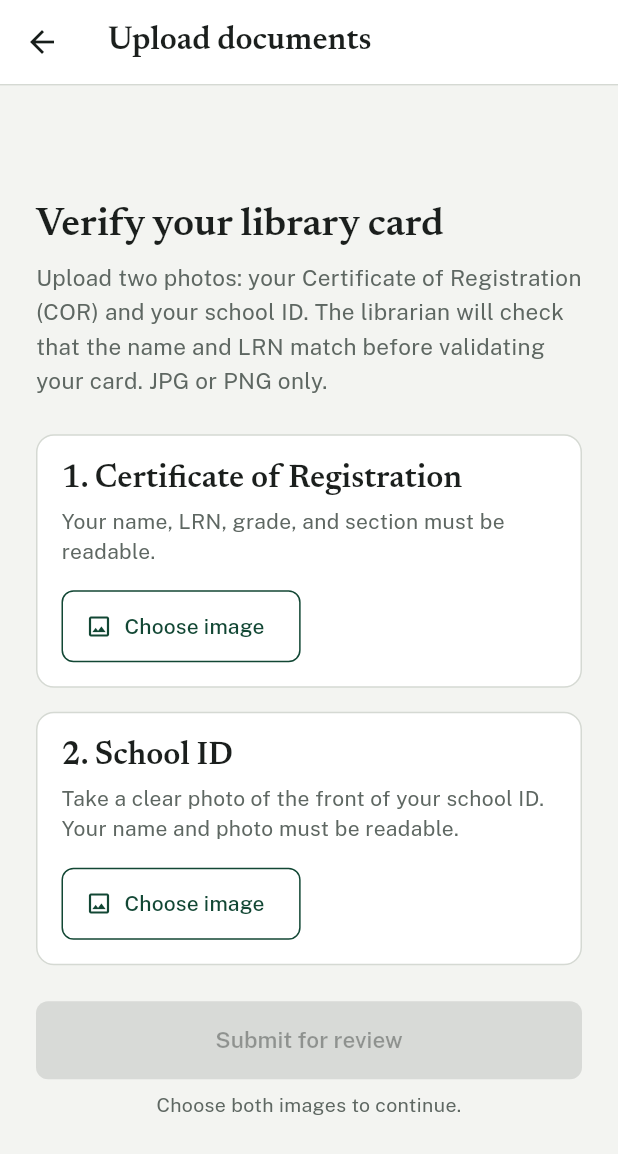
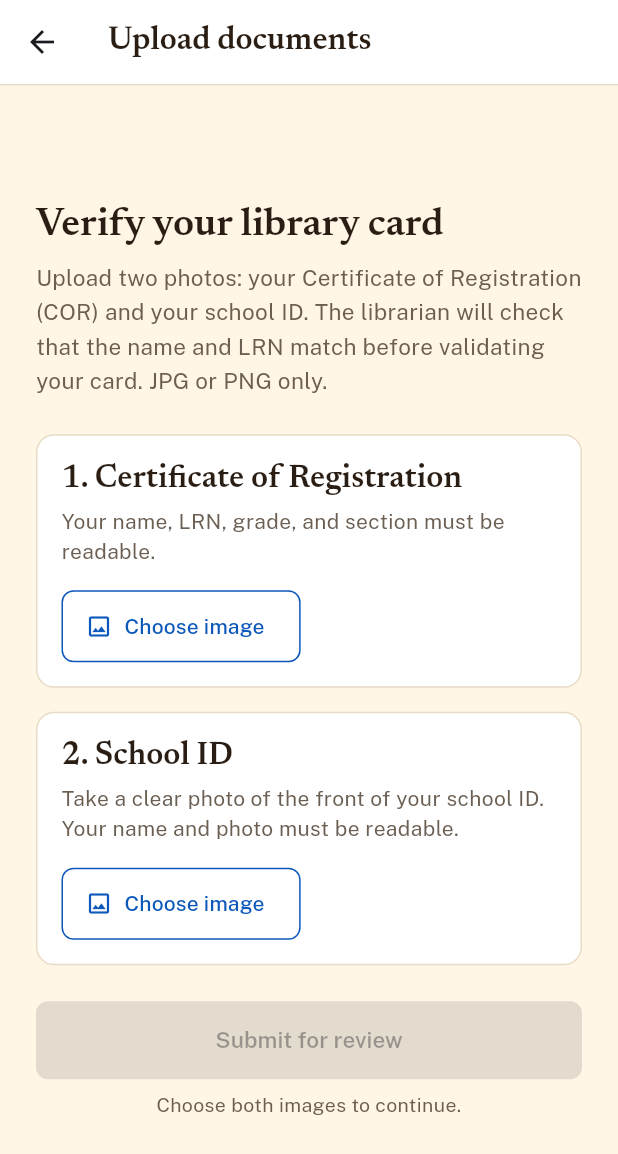
Before and after one commit to jemelsoncruzjr-dot/library-system, a Flutter app: the screen it shows once a user with an empty profile is signed in, after a tap on "Upload COR and ID", on a phone screen of 412 x 824 dp. Shown: the top 1154 px of the screen. Run offline on Flutter 3.47's test engine with Material 3 defaults, Android fonts, the phone set to English and light mode, and no system bars; our stand-ins replace cloud_firestore, firebase_auth, firebase_core, google_fonts, image_picker, qr_flutter; missing offline and left inert: mobile_scanner; accounts and stored records are empty.

Commit message:
Update library system code

```diff
--- a/lib/config/school.dart
+++ b/lib/config/school.dart
@@ -1,5 +1,7 @@
 class School {
   static const name = 'Tomas Garcia Guinto Senior High School';
+  static const nameTop = 'Tomas Garcia Guinto';
+  static const nameBottom = 'Senior High School';
   static const location = 'Masantol, Pampanga';
   static const logoAsset = 'assets/images/logo.jpg';
 }
--- a/lib/pages/library_services_panel.dart
+++ b/lib/pages/library_services_panel.dart
@@ -69,7 +69,7 @@ class _ServiceTile extends StatelessWidget {
                 width: 42,
                 height: 42,
                 decoration: const BoxDecoration(
-                  color: Color(0x14124734),
+                  color: Color(0x140D58BB),
                   shape: BoxShape.circle,
                 ),
                 child: Icon(item.icon, color: AppColors.green, size: 22),
--- a/lib/theme/app_theme.dart
+++ b/lib/theme/app_theme.dart
@@ -2,16 +2,19 @@ import 'package:flutter/material.dart';
 import 'package:google_fonts/google_fonts.dart';
 
 class AppColors {
-  static const green = Color(0xFF124734);
-  static const greenDark = Color(0xFF0C3225);
-  static const brass = Color(0xFFB68A2E);
-  static const paper = Color(0xFFF3F4F1);
-  static const ink = Color(0xFF1B1F1D);
-  static const muted = Color(0xFF5E6762);
-  static const line = Color(0xFFD5D9D3);
+  static const green = Color(0xFF0D58BB);
+  static const greenDark = Color(0xFF0A3F8F);
+  static const brass = Color(0xFFE6A317);
+  static const paper = Color(0xFFFFF6E6);
+  static const ink = Color(0xFF2A1E14);
+  static const muted = Color(0xFF6B5E52);
+  static const line = Color(0xFFE8DCC6);
   static const danger = Color(0xFFB3261E);
   static const warning = Color(0xFF9A5B00);
   static const success = Color(0xFF1E7B4F);
+  static const logoTop = Color(0xFFFFC36B);
+  static const logoBottom = Color(0xFF3172EF);
+  static const brown = Color(0xFF3B1F0B);
 }
 
 class AppTheme {
--- a/lib/widgets/auth_shell.dart
+++ b/lib/widgets/auth_shell.dart
@@ -59,7 +59,14 @@ class BrandMark extends StatelessWidget {
 
   @override
   Widget build(BuildContext context) {
-    final color = light ? Colors.white : AppColors.green;
+    final color = light ? AppColors.brown : AppColors.green;
+    final style = GoogleFonts.newsreader(
+      fontSize: 17,
+      height: 1.15,
+      fontWeight: FontWeight.w600,
+      color: color,
+    );
+
     return Row(
       mainAxisSize: MainAxisSize.min,
       children: [
@@ -74,19 +81,21 @@ class BrandMark extends StatelessWidget {
         ),
         const SizedBox(width: 12),
         Flexible(
-          child: ConstrainedBox(
-            constraints: const BoxConstraints(maxWidth: 190),
-            child: Text(
-              School.name,
-              maxLines: 2,
-              overflow: TextOverflow.ellipsis,
-              style: GoogleFonts.newsreader(
-                fontSize: 17,
-                height: 1.15,
-                fontWeight: FontWeight.w600,
-                color: color,
+          child: Column(
+            mainAxisSize: MainAxisSize.min,
+            crossAxisAlignment: CrossAxisAlignment.start,
+            children: [
+              FittedBox(
+                fit: BoxFit.scaleDown,
+                alignment: Alignment.centerLeft,
+                child: Text(School.nameTop, maxLines: 1, style: style),
               ),
-            ),
+              FittedBox(
+                fit: BoxFit.scaleDown,
+                alignment: Alignment.centerLeft,
+                child: Text(School.nameBottom, maxLines: 1, style: style),
+              ),
+            ],
           ),
         ),
       ],
@@ -100,7 +109,19 @@ class _BrandPanel extends StatelessWidget {
   @override
   Widget build(BuildContext context) {
     return Container(
-      color: AppColors.green,
+      decoration: const BoxDecoration(
+        gradient: LinearGradient(
+          begin: Alignment.topCenter,
+          end: Alignment.bottomCenter,
+          colors: [
+            AppColors.logoTop,
+            AppColors.logoTop,
+            AppColors.logoBottom,
+            AppColors.logoBottom,
+          ],
+          stops: [0.0, 0.2, 0.7, 1.0],
+        ),
+      ),
       child: LayoutBuilder(
         builder: (context, constraints) {
           return SingleChildScrollView(
@@ -112,14 +133,14 @@ class _BrandPanel extends StatelessWidget {
                   child: Column(
                     crossAxisAlignment: CrossAxisAlignment.start,
                     children: [
-                      const BrandMark(light: true),
+                      const BrandMark(light: true, logoSize: 52),
                       const Spacer(),
                       Center(
                         child: Transform.rotate(
                           angle: -0.05,
                           child: ConstrainedBox(
-                            constraints: BoxConstraints(maxWidth: 380),
-                            child: LibraryCard(
+                            constraints: const BoxConstraints(maxWidth: 380),
+                            child: const LibraryCard(
                               name: 'Maria Santos',
                               lrn: '123456789012',
                               gradeSection: 'Grade 11 - Section A',
@@ -144,7 +165,7 @@ class _BrandPanel extends StatelessWidget {
                         style: TextStyle(
                           fontSize: 16,
                           height: 1.5,
-                          color: Color(0xCCFFFFFF),
+                          color: Colors.white,
                         ),
                       ),
                     ],
--- a/lib/widgets/library_card.dart
+++ b/lib/widgets/library_card.dart
@@ -152,7 +152,7 @@ class _RulePainter extends CustomPainter {
   @override
   void paint(Canvas canvas, Size size) {
     final paint = Paint()
-      ..color = const Color(0x16124734)
+      ..color = const Color(0x160D58BB)
       ..strokeWidth = 1;
     for (double y = size.height * 0.36; y < size.height - 10; y += 22) {
       canvas.drawLine(Offset(16, y), Offset(size.width - 16, y), paint);
```
Also changed, not shown: firebase.json, lib/firebase_options.dart, 29 other files.
